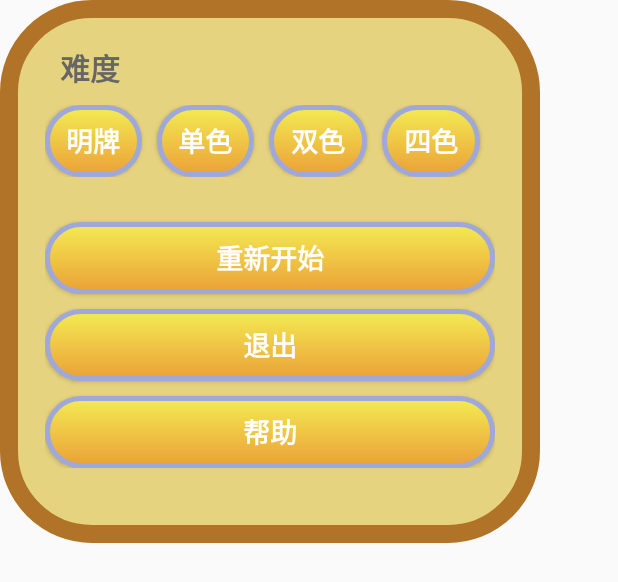
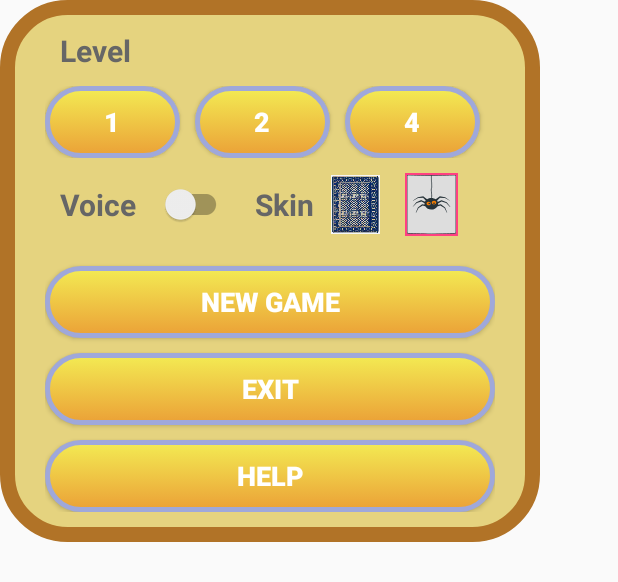
Before and after one commit to forJrking/SpiderCard, an Android app: the layout dialog_menu.xml on its own in the app's theme, with its tools: preview values and no code run, on a phone screen of 412 x 824 dp. Shown: the top 582 px of the screen. Run offline under Robolectric (Android 15) with nearby library versions, the phone set to English and light mode, and no system bars.

Commit message:
修复bug

```diff
--- a/card/src/main/AndroidManifest.xml
+++ b/card/src/main/AndroidManifest.xml
@@ -8,6 +8,7 @@
         android:icon="@mipmap/ic_launcher"
         android:label="@string/app_name"
         android:supportsRtl="true"
+        android:testOnly="false"
         android:theme="@style/Theme.SpiderCard">
         <activity
             android:name=".MainActivity"
--- a/card/src/main/java/com/spider/card/facade/presenter/SpiderSolitairePresenter.java
+++ b/card/src/main/java/com/spider/card/facade/presenter/SpiderSolitairePresenter.java
@@ -79,7 +79,10 @@ public class SpiderSolitairePresenter {
         });
         eventBus.ofType(UpdateOpenIndexEvent.class).subscribe(event ->
                 view.updateOpenIndex(event.cardStackIndex, event.oldOpenIndex, event.newOpenIndex));
-        eventBus.ofType(GameCompleteEvent.class).subscribe(gameCompleteEvent -> gameCompleteView.show());
+        eventBus.ofType(GameCompleteEvent.class).subscribe(gameCompleteEvent -> {
+            gameScoreView.win();
+            gameCompleteView.show();
+        });
         eventBus.ofType(UndoEvent.class).subscribe(this::onUndo);
         // bind events from drawingCardsView
         drawingCardsView.getEventBus().subscribe(
--- a/card/src/main/java/com/spider/card/facade/view/GameScoreView.java
+++ b/card/src/main/java/com/spider/card/facade/view/GameScoreView.java
@@ -4,5 +4,5 @@ public interface GameScoreView extends View {
 
   void reset();
   void gauge();
-
+  void win();
 }
--- a/card/src/main/java/com/spider/card/utils/MusicPlayer.java
+++ b/card/src/main/java/com/spider/card/utils/MusicPlayer.java
@@ -28,6 +28,7 @@ public class MusicPlayer {
     }
 
     public void play(int raw) {
+        if (!KeyValueUtil.openVoice()) return;
         int id = pool.get(raw);
         mSp.play(id, 1, 1, 0, 0, 1.8f);
         if (!pool.containsKey(R.raw.solitaire_win)) {
--- a/card/src/main/res/drawable/card_back.xml
+++ b/card/src/main/res/drawable/card_back.xml
@@ -1,29 +1,33 @@
 <vector xmlns:android="http://schemas.android.com/apk/res/android"
-        android:width="101dp"
-        android:height="140dp"
-        android:viewportWidth="101.07"
-        android:viewportHeight="140.0">
+    android:width="101dp"
+    android:height="140dp"
+    android:viewportWidth="101.07"
+    android:viewportHeight="140.0">
+
     <path
+        android:fillColor="#dddddd"
         android:pathData="M98.04,0c0,0 -29.21,0.79 -47.5,0.79S3.03,0 3.03,0c-1.67,-0.04 -3.03,1.28 -3.03,2.95v132.94c0,1.67 1.36,3.08 3.03,3.13c0,0 29.21,0.97 47.5,0.97s47.5,-0.97 47.5,-0.97c1.67,-0.05 3.03,-1.47 3.03,-3.13V2.95C101.07,1.28 99.71,-0.04 98.04,0z"
-        android:fillColor="#FFFFFF"/>
+        android:strokeWidth="1.8034"
+        android:strokeColor="#263238" />
+
     <path
+        android:fillColor="#00000000"
         android:pathData="M50.53,-15.82c0,3.64 -0.15,3.64 -0.15,7.28s0.15,3.64 0.15,7.28c0,3.64 -0.16,3.64 -0.16,7.28c0,3.64 0.09,3.64 0.09,7.28s0.35,3.64 0.35,7.28c0,3.64 0.13,3.64 0.13,7.28s-0.8,3.64 -0.8,7.28c0,3.64 0.44,3.64 0.44,7.28c0,3.64 0.31,3.64 0.31,7.29c0,3.65 -0.56,3.65 -0.56,7.29"
-        android:strokeColor="#263238"
-        android:fillColor="#00000000"
-        android:strokeWidth="1.8034"/>
+        android:strokeWidth="1.8034"
+        android:strokeColor="#263238" />
     <path
-        android:pathData="M55.77,64.78m-6.19,0a6.19,6.19 0,1 1,12.38 0a6.19,6.19 0,1 1,-12.38 0"
-        android:fillColor="#F57C00"/>
+        android:fillColor="#F57C00"
+        android:pathData="M55.77,64.78m-6.19,0a6.19,6.19 0,1 1,12.38 0a6.19,6.19 0,1 1,-12.38 0" />
     <path
-        android:pathData="M49.24,66.87c0,3.42 -2.77,6.19 -6.19,6.19c-3.42,0 -6.19,-2.77 -6.19,-6.19c0,-3.42 2.77,-6.19 6.19,-6.19C46.47,60.67 49.24,63.45 49.24,66.87z"
-        android:fillColor="#F57C00"/>
+        android:fillColor="#F57C00"
+        android:pathData="M49.24,66.87c0,3.42 -2.77,6.19 -6.19,6.19c-3.42,0 -6.19,-2.77 -6.19,-6.19c0,-3.42 2.77,-6.19 6.19,-6.19C46.47,60.67 49.24,63.45 49.24,66.87z" />
     <path
-        android:pathData="M80.98,66.61l7.8,9.04l0.5,-0.39l-7.4,-10.64l-10.37,-5l-0.14,0.06c-1.89,0.89 -5.08,2.38 -8.15,3.82c-0.31,-0.87 -0.71,-1.7 -1.18,-2.48l5.87,-7.14l10.44,0.9l9.99,6.54l0.38,-0.51l-10.05,-8.19L67.33,50.67l-0.11,0.1c-1.82,1.59 -5.07,4.43 -7.96,6.95c-2.44,-2.11 -5.61,-3.4 -9.09,-3.4c-3.3,0 -6.33,1.15 -8.71,3.07c-2.79,-2.43 -5.85,-5.11 -7.59,-6.63l-0.11,-0.1l-11.26,1.94l-0.08,0.01l-10.05,8.19l0.38,0.51l9.99,-6.54l10.44,-0.9l5.45,6.62c-0.56,0.84 -1.03,1.74 -1.4,2.69c-2.87,-1.34 -5.75,-2.7 -7.51,-3.52l-0.14,-0.06l-10.3,4.96l-0.08,0.04l-7.4,10.64l0.5,0.39l7.8,-9.04l9.79,-3.74l6.42,4.43c-0.02,0.3 -0.03,0.61 -0.03,0.91c0,0.7 0.05,1.39 0.15,2.06c-1.99,-0.35 -3.8,-0.67 -5.07,-0.9l-0.15,-0.03l-8.71,7.53L18.12,89.09l0.59,0.24l5.18,-10.76l8.48,-6.16l5.3,1.88c2.25,4.63 7,7.82 12.49,7.82c5.36,0 10.01,-3.04 12.32,-7.49l6.23,-2.2l8.48,6.16l5.18,10.76l0.59,-0.24l-4.37,-12.2l-8.71,-7.53l-0.15,0.03c-1.44,0.26 -3.56,0.63 -5.85,1.04c0.11,-0.72 0.18,-1.45 0.18,-2.2c0,-0.14 -0.01,-0.27 -0.01,-0.4l7.16,-4.93L80.98,66.61zM44.59,71.93c-2.33,0 -4.22,-1.89 -4.22,-4.22c0,-2.33 1.89,-4.22 4.22,-4.22c2.33,0 4.22,1.89 4.22,4.22C48.81,70.04 46.92,71.93 44.59,71.93zM55.72,70.2c-2.58,0 -4.67,-2.09 -4.67,-4.67c0,-2.58 2.09,-4.67 4.67,-4.67s4.67,2.09 4.67,4.67C60.39,68.11 58.3,70.2 55.72,70.2z"
-        android:fillColor="#263238"/>
+        android:fillColor="#263238"
+        android:pathData="M80.98,66.61l7.8,9.04l0.5,-0.39l-7.4,-10.64l-10.37,-5l-0.14,0.06c-1.89,0.89 -5.08,2.38 -8.15,3.82c-0.31,-0.87 -0.71,-1.7 -1.18,-2.48l5.87,-7.14l10.44,0.9l9.99,6.54l0.38,-0.51l-10.05,-8.19L67.33,50.67l-0.11,0.1c-1.82,1.59 -5.07,4.43 -7.96,6.95c-2.44,-2.11 -5.61,-3.4 -9.09,-3.4c-3.3,0 -6.33,1.15 -8.71,3.07c-2.79,-2.43 -5.85,-5.11 -7.59,-6.63l-0.11,-0.1l-11.26,1.94l-0.08,0.01l-10.05,8.19l0.38,0.51l9.99,-6.54l10.44,-0.9l5.45,6.62c-0.56,0.84 -1.03,1.74 -1.4,2.69c-2.87,-1.34 -5.75,-2.7 -7.51,-3.52l-0.14,-0.06l-10.3,4.96l-0.08,0.04l-7.4,10.64l0.5,0.39l7.8,-9.04l9.79,-3.74l6.42,4.43c-0.02,0.3 -0.03,0.61 -0.03,0.91c0,0.7 0.05,1.39 0.15,2.06c-1.99,-0.35 -3.8,-0.67 -5.07,-0.9l-0.15,-0.03l-8.71,7.53L18.12,89.09l0.59,0.24l5.18,-10.76l8.48,-6.16l5.3,1.88c2.25,4.63 7,7.82 12.49,7.82c5.36,0 10.01,-3.04 12.32,-7.49l6.23,-2.2l8.48,6.16l5.18,10.76l0.59,-0.24l-4.37,-12.2l-8.71,-7.53l-0.15,0.03c-1.44,0.26 -3.56,0.63 -5.85,1.04c0.11,-0.72 0.18,-1.45 0.18,-2.2c0,-0.14 -0.01,-0.27 -0.01,-0.4l7.16,-4.93L80.98,66.61zM44.59,71.93c-2.33,0 -4.22,-1.89 -4.22,-4.22c0,-2.33 1.89,-4.22 4.22,-4.22c2.33,0 4.22,1.89 4.22,4.22C48.81,70.04 46.92,71.93 44.59,71.93zM55.72,70.2c-2.58,0 -4.67,-2.09 -4.67,-4.67c0,-2.58 2.09,-4.67 4.67,-4.67s4.67,2.09 4.67,4.67C60.39,68.11 58.3,70.2 55.72,70.2z" />
     <path
-        android:pathData="M55.72,67.22m-1.8,0a1.8,1.8 0,1 1,3.6 0a1.8,1.8 0,1 1,-3.6 0"
-        android:fillColor="#263238"/>
+        android:fillColor="#263238"
+        android:pathData="M55.72,67.22m-1.8,0a1.8,1.8 0,1 1,3.6 0a1.8,1.8 0,1 1,-3.6 0" />
     <path
-        android:pathData="M45.87,67.71m-1.8,0a1.8,1.8 0,1 1,3.6 0a1.8,1.8 0,1 1,-3.6 0"
-        android:fillColor="#263238"/>
+        android:fillColor="#263238"
+        android:pathData="M45.87,67.71m-1.8,0a1.8,1.8 0,1 1,3.6 0a1.8,1.8 0,1 1,-3.6 0" />
 </vector>
--- a/card/src/main/res/drawable/card_background.xml
+++ /dev/null
@@ -1,5 +0,0 @@
-<?xml version="1.0" encoding="utf-8"?>
-<shape xmlns:android="http://schemas.android.com/apk/res/android" android:shape="rectangle" >
-    <solid android:color="#fff" />
-    <stroke android:width="1dip" android:color="#3000"/>
-</shape>
--- a/card/src/main/res/drawable/menu_background.xml
+++ b/card/src/main/res/drawable/menu_background.xml
@@ -2,10 +2,10 @@
 <shape xmlns:android="http://schemas.android.com/apk/res/android"
     android:shape="rectangle">
 
-    <corners android:radius="55dp" />
+    <corners android:radius="40dp" />
 
     <stroke
-        android:width="12dp"
+        android:width="10dp"
         android:color="#B17327" />
 
     <solid android:color="#E5D37F" />
--- a/card/src/main/res/layout/dialog_menu.xml
+++ b/card/src/main/res/layout/dialog_menu.xml
@@ -5,15 +5,15 @@
     android:background="@drawable/menu_background"
     android:orientation="vertical"
     android:paddingLeft="30dp"
-    android:paddingTop="30dp"
+    android:paddingTop="20dp"
     android:paddingRight="30dp"
-    android:paddingBottom="50dp">
+    android:paddingBottom="20dp">
 
     <TextView
         android:layout_width="wrap_content"
         android:layout_height="wrap_content"
         android:layout_marginLeft="10dp"
-        android:text="难度"
+        android:text="@string/level"
         android:textColor="#666666"
         android:textSize="20sp"
         android:textStyle="bold" />
@@ -32,11 +32,12 @@
             android:layout_marginEnd="10dp"
             android:layout_weight="1"
             android:background="@drawable/btn_background"
+            android:elevation="0dp"
             android:text="明牌"
-            android:elevation="0dp"
             android:textColor="@color/white"
             android:textSize="18sp"
-            android:textStyle="bold" />
+            android:textStyle="bold"
+            android:visibility="gone" />
 
         <Button
             android:id="@+id/one_btn"
@@ -46,8 +47,8 @@
             android:layout_marginEnd="10dp"
             android:layout_weight="1"
             android:background="@drawable/btn_background"
-            android:text="单色"
             android:elevation="0dp"
+            android:text="@string/one_color"
             android:textColor="@color/white"
             android:textSize="18sp"
             android:textStyle="bold" />
@@ -59,9 +60,9 @@
             android:layout_marginLeft="10dp"
             android:layout_marginEnd="10dp"
             android:layout_weight="1"
+            android:background="@drawable/btn_background"
             android:elevation="0dp"
-            android:background="@drawable/btn_background"
-            android:text="双色"
+            android:text="@string/two_color"
             android:textColor="@color/white"
             android:textSize="18sp"
             android:textStyle="bold" />
@@ -73,12 +74,65 @@
             android:layout_marginLeft="10dp"
             android:layout_marginEnd="10dp"
             android:layout_weight="1"
+            android:background="@drawable/btn_background"
             android:elevation="0dp"
-            android:background="@drawable/btn_background"
-            android:text="四色"
+            android:text="@string/four_color"
             android:textColor="@color/white"
             android:textSize="18sp"
             android:textStyle="bold" />
+
+    </LinearLayout>
+
+    <LinearLayout
+        android:layout_width="match_parent"
+        android:layout_height="wrap_content"
+        android:layout_marginTop="10dp"
+        android:gravity="center_vertical"
+        android:orientation="horizontal">
+
+        <TextView
+            android:layout_width="wrap_content"
+            android:layout_height="wrap_content"
+            android:layout_marginLeft="10dp"
+            android:text="@string/voice"
+            android:textColor="#666666"
+            android:textSize="20sp"
+            android:textStyle="bold" />
+
+        <androidx.appcompat.widget.SwitchCompat
+            android:id="@+id/voice_switch"
+            android:layout_width="wrap_content"
+            android:layout_height="wrap_content"
+            android:layout_marginLeft="15dp" />
+
+
+        <TextView
+            android:layout_width="wrap_content"
+            android:layout_height="wrap_content"
+            android:layout_marginLeft="15dp"
+            android:text="@string/skin"
+            android:textColor="#666666"
+            android:textSize="20sp"
+            android:textStyle="bold" />
+
+        <ImageButton
+            android:id="@+id/skin1_btn"
+            android:layout_width="35dp"
+            android:layout_height="42dp"
+            android:layout_marginLeft="10dp"
+            android:padding="1dp"
+            android:scaleType="fitXY"
+            android:src="@mipmap/card_back" />
+
+        <ImageButton
+            android:id="@+id/skin2_btn"
+            android:layout_width="35dp"
+            android:layout_height="42dp"
+            android:layout_marginLeft="15dp"
+            android:background="@color/colorAccent"
+            android:padding="1dp"
+            android:scaleType="fitXY"
+            android:src="@drawable/card_back" />
 
     </LinearLayout>
 
@@ -86,11 +140,11 @@
         android:id="@+id/new_btn"
         android:layout_width="match_parent"
         android:layout_height="wrap_content"
-        android:layout_marginTop="30dp"
+        android:layout_marginTop="20dp"
         android:layout_weight="1"
         android:background="@drawable/btn_background"
-        android:text="重新开始"
         android:elevation="0dp"
+        android:text="@string/action_new_game"
         android:textColor="@color/white"
         android:textSize="18sp"
         android:textStyle="bold" />
@@ -101,9 +155,9 @@
         android:layout_height="wrap_content"
         android:layout_marginTop="10dp"
         android:layout_weight="1"
+        android:background="@drawable/btn_background"
         android:elevation="0dp"
-        android:background="@drawable/btn_background"
-        android:text="退出"
+        android:text="@string/action_exit"
         android:textColor="@color/white"
         android:textSize="18sp"
         android:textStyle="bold" />
@@ -114,9 +168,9 @@
         android:layout_height="wrap_content"
         android:layout_marginTop="10dp"
         android:layout_weight="1"
+        android:background="@drawable/btn_background"
         android:elevation="0dp"
-        android:background="@drawable/btn_background"
-        android:text="帮助"
+        android:text="@string/help_tip"
         android:textColor="@color/white"
         android:textSize="18sp"
         android:textStyle="bold" />
--- a/card/src/main/res/values/strings.xml
+++ b/card/src/main/res/values/strings.xml
@@ -8,11 +8,17 @@
 
     <string name="action_new_game">New Game</string>
     <string name="action_exit">Exit</string>
-
-    <string name="hint_message_exit_through_menu">hint: you can exit through menu</string>
-
+    <string name="hint_message_exit_through_menu">Hint: you can exit through menu</string>
     <string name="game_complete_dialog_title">Congratulation</string>
     <string name="game_complete_dialog_message">You win!</string>
-    <string name="settings">Settings</string>
+    <string name="settings">Menu</string>
     <string name="reply">Reply</string>
+    <string name="help_tip">Help</string>
+    <string name="level">Level</string>
+    <string name="voice">Voice</string>
+    <string name="one_color">1</string>
+    <string name="two_color">2</string>
+    <string name="four_color">4</string>
+    <string name="skin">Skin</string>
+    <string name="next_game">下局生效!</string>
 </resources>
```
Also changed, not shown: card/src/main/java/com/spider/card/MainActivity.java (+12 -85 lines), card/src/main/java/com/spider/card/MenuDialog.java (added, +161 -0 lines), card/src/main/java/com/spider/card/business/SpiderSolitaire.java (+20 -13 lines), card/src/main/java/com/spider/card/ui/view/AndroidCardView.java (+20 -2 lines), card/src/main/java/com/spider/card/ui/view/AndroidGameScoreView.java (+12 -7 lines), card/src/main/java/com/spider/card/ui/view/AndroidSpiderSolitaireView.java (+8 -2 lines), card/src/main/java/com/spider/card/utils/KeyValueUtil.java (+37 -0 lines), card/src/main/res/layout/activity_main.xml (+5 -5 lines), card/src/main/res/mipmap-xxhdpi/card_back.webp (added), 2 other files.
